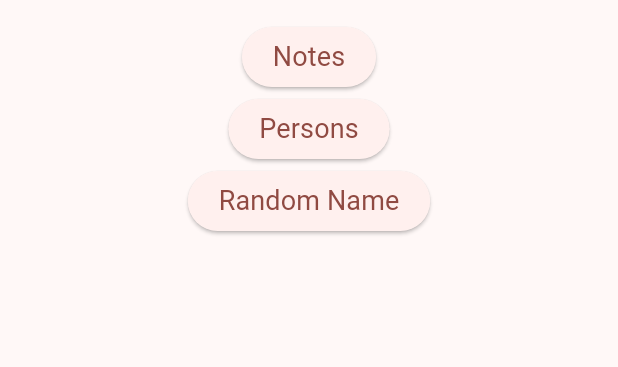
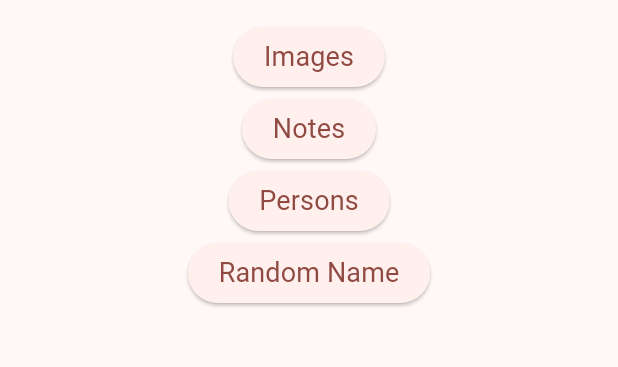
Before and after one commit to wadpas/bloc_flutter_state, a Flutter app: the screen it shows after launch, on a phone screen of 412 x 824 dp, the part 63-430 px from its top. Run offline on Flutter 3.47's test engine with Material 2 defaults, Android fonts, the phone set to English and light mode, and no system bars; our stand-ins replace bloc, flutter_bloc, flutter_hooks, google_fonts; Roboto replaces fonts that are missing (Mooli).

Commit message:
implemented images view & page

```diff
--- a/lib/main.dart
+++ b/lib/main.dart
@@ -1,7 +1,8 @@
 import 'package:bloc_flutter_state/bloc/persons_bloc.dart';
-import 'package:bloc_flutter_state/pages/notes.dart';
-import 'package:bloc_flutter_state/pages/persons.dart';
-import 'package:bloc_flutter_state/pages/random_name.dart';
+import 'package:bloc_flutter_state/pages/images_page.dart';
+import 'package:bloc_flutter_state/pages/notes_page.dart';
+import 'package:bloc_flutter_state/pages/persons_page.dart';
+import 'package:bloc_flutter_state/pages/random_name_page.dart';
 import 'package:flutter/material.dart';
 import 'package:flutter_bloc/flutter_bloc.dart';
 import 'package:google_fonts/google_fonts.dart';
@@ -37,6 +38,7 @@ class MyApp extends StatelessWidget {
         ),
         home: const HomePage(),
         routes: {
+          '/images': (context) => const ImagesPage(),
           '/notes': (context) => const NotesPage(),
           '/persons': (context) => const PersonsPage(),
           '/random_name': (context) => const RandomNamePage(),
@@ -61,6 +63,12 @@ class HomePage extends StatelessWidget {
           children: [
             ElevatedButton(
               onPressed: () {
+                Navigator.of(context).pushNamed('/images');
+              },
+              child: const Text('Images'),
+            ),
+            ElevatedButton(
+              onPressed: () {
                 Navigator.of(context).pushNamed('/notes');
               },
               child: const Text('Notes'),
--- a/lib/models/images.dart
+++ b/lib/models/images.dart
@@ -1,7 +1,8 @@
 const images = [
-  'https://images.pexels.com/photos/9638689/pexels-photo-9638689.jpeg?auto=compress&cs=tinysrgb&w=1600',
-  'https://images.pexels.com/photos/17676464/pexels-photo-17676464/free-photo-of-a-house-on-a-hill-between-trees-in-the-countryside.jpeg?auto=compress&cs=tinysrgb&w=1600',
-  'https://images.pexels.com/photos/12879014/pexels-photo-12879014.jpeg?auto=compress&cs=tinysrgb&w=1600',
-  'https://images.pexels.com/photos/16948299/pexels-photo-16948299/free-photo-of-close-up-of-pink-flowers.jpeg?auto=compress&cs=tinysrgb&w=1600',
-  'https://images.pexels.com/photos/17038848/pexels-photo-17038848/free-photo-of-river-flowing-in-green-valley.jpeg?auto=compress&cs=tinysrgb&w=1600',
+  'https://images.pexels.com/photos/7676308/pexels-photo-7676308.jpeg?auto=compress&cs=tinysrgb&w=1600',
+  'https://images.pexels.com/photos/6054896/pexels-photo-6054896.jpeg?auto=compress&cs=tinysrgb&w=1600',
+  'https://images.pexels.com/photos/4894421/pexels-photo-4894421.jpeg?auto=compress&cs=tinysrgb&w=1600',
+  'https://images.pexels.com/photos/6900713/pexels-photo-6900713.jpeg?auto=compress&cs=tinysrgb&w=1600',
+  'https://images.pexels.com/photos/7459424/pexels-photo-7459424.jpeg?auto=compress&cs=tinysrgb&w=1600',
+  'https://images.pexels.com/photos/8152002/pexels-photo-8152002.jpeg?auto=compress&cs=tinysrgb&w=1600',
 ];
--- a/lib/pages/notes.dart
+++ b/lib/pages/notes_page.dart
@@ -7,8 +7,8 @@ import 'package:bloc_flutter_state/dialogs/loading_screen.dart';
 import 'package:bloc_flutter_state/models/notes.dart';
 import 'package:bloc_flutter_state/models/strings.dart';
 import 'package:bloc_flutter_state/states/notes_state.dart';
-import 'package:bloc_flutter_state/views/iterable_list_view.dart';
-import 'package:bloc_flutter_state/views/login_view.dart';
+import 'package:bloc_flutter_state/widgets/iterable_list_view.dart';
+import 'package:bloc_flutter_state/widgets/login_view.dart';
 import 'package:flutter/material.dart';
 import 'package:flutter_bloc/flutter_bloc.dart';
 
--- a/lib/views/login_view.dart
+++ b/lib/widgets/login_view.dart
@@ -1,6 +1,6 @@
-import 'package:bloc_flutter_state/views/email_text_field.dart';
-import 'package:bloc_flutter_state/views/login_button.dart';
-import 'package:bloc_flutter_state/views/password_text_field.dart';
+import 'package:bloc_flutter_state/widgets/email_text_field.dart';
+import 'package:bloc_flutter_state/widgets/login_button.dart';
+import 'package:bloc_flutter_state/widgets/password_text_field.dart';
 import 'package:flutter/material.dart';
 import 'package:flutter_hooks/flutter_hooks.dart';
 
--- a/pubspec.yaml
+++ b/pubspec.yaml
@@ -40,6 +40,7 @@ dependencies:
   flutter_bloc: ^8.1.3
   flutter_hooks: ^0.20.1
   collection: ^1.17.2
+  async: ^2.11.0
 
 dev_dependencies:
   flutter_test:
```
Also changed, not shown: lib/bloc/images_bloc.dart (+14 -0 lines), lib/models/extenstions.dart (added, +10 -0 lines), lib/pages/images_page.dart (added, +41 -0 lines), lib/pages/photos.dart (deleted, +0 -15 lines), lib/widgets/images_view.dart (added, +44 -0 lines), lib/pages/persons_page.dart (renamed from lib/pages/persons.dart), lib/pages/random_name_page.dart (renamed from lib/pages/random_name.dart), lib/widgets/email_text_field.dart (renamed from lib/views/email_text_field.dart), lib/widgets/iterable_list_view.dart (renamed from lib/views/iterable_list_view.dart), lib/widgets/login_button.dart (renamed from lib/views/login_button.dart), lib/widgets/password_text_field.dart (renamed from lib/views/password_text_field.dart), pubspec.lock.
